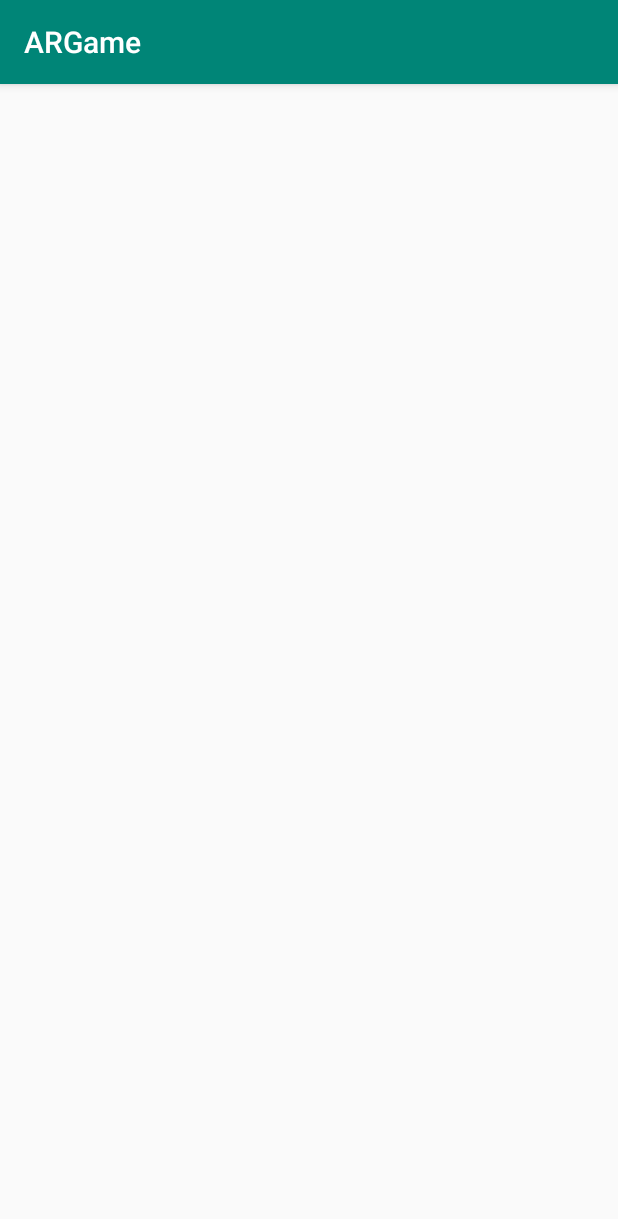
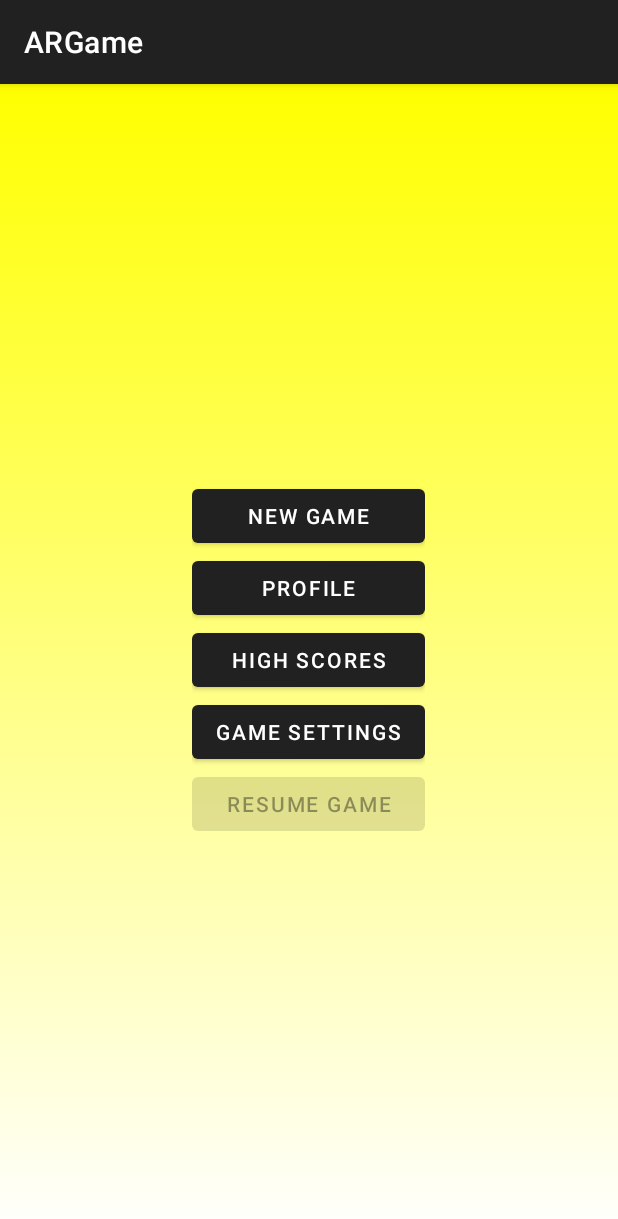
Before and after one commit to mkayyee/ARGame, an Android app: the screen it shows after launch (MainActivity), on a phone screen of 412 x 824 dp. Shown: the top 1219 px of the screen. Run offline under Robolectric (Android 15) with nearby library versions, the phone set to English and light mode, and no system bars.

Commit message:
Layout files for menu's, Fragment classes for Menu's, MenuController

```diff
--- a/app/build.gradle
+++ b/app/build.gradle
@@ -30,6 +30,7 @@ android {
 }
 
 dependencies {
+    implementation "com.google.android.material:material:1.2.0-alpha04"
     implementation fileTree(dir: 'libs', include: ['*.jar'])
     implementation"org.jetbrains.kotlin:kotlin-stdlib-jdk7:$kotlin_version"
     implementation 'androidx.appcompat:appcompat:1.1.0'
--- a/app/src/main/AndroidManifest.xml
+++ b/app/src/main/AndroidManifest.xml
@@ -14,7 +14,7 @@
         android:label="@string/app_name"
         android:roundIcon="@mipmap/ic_launcher_round"
         android:supportsRtl="true"
-        android:theme="@style/AppTheme">
+        android:theme="@style/Theme.MaterialComponents.Light.DarkActionBar">
         <activity android:name=".Activities.MainActivity">
             <intent-filter>
                 <action android:name="android.intent.action.MAIN" />
--- a/app/src/main/java/com/example/argame/Activities/MainActivity.kt
+++ b/app/src/main/java/com/example/argame/Activities/MainActivity.kt
@@ -2,14 +2,32 @@ package com.example.argame.Activities
 
 import androidx.appcompat.app.AppCompatActivity
 import android.os.Bundle
+import android.widget.Button
+import com.example.argame.Fragments.MenuFragmentController
+import com.example.argame.Interfaces.FragmentCallbackHandler
 import com.example.argame.R
 
-class MainActivity : AppCompatActivity() {
+class MainActivity : AppCompatActivity(), FragmentCallbackHandler {
+
+    private val menuFragController = MenuFragmentController()
 
     override fun onCreate(savedInstanceState: Bundle?) {
         super.onCreate(savedInstanceState)
         setContentView(R.layout.activity_main)
+        initMenuContainer()
+    }
 
+    private fun initMenuContainer() {
+        supportFragmentManager.beginTransaction()
+            .add(R.id.main_menu_container, menuFragController)
+            .addToBackStack(null)
+            .commit()
+    }
 
+    // This is a callback fired from every menu's buttons
+    override fun onButtonPressed(btn: Button) {
+        // The callback's are forwarded to MenuFragmentController,
+        // that handles all the logic for these events
+        menuFragController.onButtonPressed(btn)
     }
 }
--- /dev/null
+++ b/app/src/main/java/com/example/argame/Fragments/MainMenuFragment.kt
@@ -0,0 +1,47 @@
+package com.example.argame.Fragments
+
+import android.content.Context
+import android.os.Bundle
+import android.view.LayoutInflater
+import android.view.View
+import android.view.ViewGroup
+import android.widget.Button
+import androidx.core.view.children
+import androidx.fragment.app.Fragment
+import com.example.argame.Interfaces.FragmentCallbackHandler
+import com.example.argame.R
+import kotlinx.android.synthetic.main.menu_main.*
+
+class MainMenuFragment : Fragment() {
+
+    private var buttonCallback: FragmentCallbackHandler? = null
+
+    override fun onAttach(context: Context) {
+        super.onAttach(context)
+        buttonCallback = context as FragmentCallbackHandler
+    }
+
+    override fun onCreateView(
+        inflater: LayoutInflater,
+        container: ViewGroup?,
+        savedInstanceState: Bundle?
+    ): View? {
+        return layoutInflater.inflate(R.layout.menu_main, container, false)
+    }
+
+    override fun onViewCreated(view: View, savedInstanceState: Bundle?) {
+        super.onViewCreated(view, savedInstanceState)
+        setupButtonListeners()
+    }
+
+    private fun setupButtonListeners() {
+        val buttonContainer = main_menu_button_container
+        buttonContainer.children.forEach {
+            if (it is Button) {
+                it.setOnClickListener {
+                    buttonCallback!!.onButtonPressed(it as Button)
+                }
+            }
+        }
+    }
+}
--- /dev/null
+++ b/app/src/main/java/com/example/argame/Fragments/MenuFragmentController.kt
@@ -0,0 +1,64 @@
+package com.example.argame.Fragments
+
+import android.os.Bundle
+import android.util.Log
+import android.view.LayoutInflater
+import android.view.View
+import android.view.ViewGroup
+import android.widget.Button
+import androidx.fragment.app.Fragment
+import com.example.argame.Interfaces.FragmentCallbackHandler
+import com.example.argame.Model.Menu
+import com.example.argame.R
+
+/***
+ *  The class responsible for drawing all the menus over any activity.
+ *
+ *  Handles the logic for callbacks from menus attached to it.
+ */
+
+class MenuFragmentController : Fragment(), FragmentCallbackHandler {
+
+    private val mainMenuFrag = MainMenuFragment()
+    private val highscoresFrag = HighscoresFragment()
+    private val profileFrag = ProfileFragment()
+    private val settingsFrag = GameSettingsFragment()
+
+    override fun onCreateView(
+        inflater: LayoutInflater,
+        container: ViewGroup?,
+        savedInstanceState: Bundle?
+    ): View? {
+        return layoutInflater.inflate(R.layout.menu_container, container, false)
+    }
+
+    override fun onViewCreated(view: View, savedInstanceState: Bundle?) {
+        super.onViewCreated(view, savedInstanceState)
+        initMainMenu()
+    }
+
+    private fun initFragment(fragment: Fragment) {
+        fragmentManager!!.beginTransaction()
+            .replace(R.id.main_menu_container, fragment)
+            .addToBackStack(null)
+            .commit()
+    }
+
+    private fun initMainMenu() {
+        fragmentManager!!.beginTransaction()
+            .replace(R.id.main_menu_container, mainMenuFrag)
+            .addToBackStack(null)
+            .commit()
+    }
+
+    override fun onButtonPressed(btn: Button) {
+        when (btn.id) {
+            R.id.settings_button_back -> initMainMenu()
+            R.id.high_scores_button_back -> initMainMenu()
+            R.id.profile_button_back -> initMainMenu()
+            R.id.button_profile -> initFragment(profileFrag)
+            R.id.button_high_scores -> initFragment(highscoresFrag)
+            R.id.button_game_settings -> initFragment(settingsFrag)
+        }
+    }
+}
--- /dev/null
+++ b/app/src/main/java/com/example/argame/Interfaces/FragmentCallbackHandler.kt
@@ -0,0 +1,8 @@
+package com.example.argame.Interfaces
+
+import android.widget.Button
+
+interface FragmentCallbackHandler {
+
+    fun onButtonPressed(btn: Button)
+}
--- /dev/null
+++ b/app/src/main/res/drawable/gradient_theme_background.xml
@@ -0,0 +1,10 @@
+<shape xmlns:android="http://schemas.android.com/apk/res/android" android:shape="rectangle" >
+    <gradient
+        android:startColor="@color/colorThemeGradientStart"
+        android:endColor="@color/colorThemeGradientEnd"
+        android:angle="270"/>
+    <corners
+        android:radius="0dp"/>
+
+
+</shape>
--- a/app/src/main/res/layout/activity_main.xml
+++ b/app/src/main/res/layout/activity_main.xml
@@ -3,6 +3,7 @@
     xmlns:app="http://schemas.android.com/apk/res-auto"
     xmlns:tools="http://schemas.android.com/tools"
     android:layout_width="match_parent"
+    android:background="@drawable/gradient_theme_background"
     android:layout_height="match_parent"
     tools:context=".Activities.MainActivity">
 
--- /dev/null
+++ b/app/src/main/res/layout/menu_main.xml
@@ -0,0 +1,38 @@
+<?xml version="1.0" encoding="utf-8"?>
+<LinearLayout xmlns:android="http://schemas.android.com/apk/res/android"
+    android:id="@+id/main_menu_button_container"
+    android:orientation="vertical" android:layout_width="match_parent"
+    android:layout_height="match_parent">
+
+    <com.google.android.material.button.MaterialButton
+        android:id="@+id/button_new_game"
+        android:layout_width="match_parent"
+        android:layout_height="wrap_content"
+        android:text="@string/new_game"/>
+
+    <com.google.android.material.button.MaterialButton
+        android:id="@+id/button_profile"
+        android:layout_width="match_parent"
+        android:layout_height="wrap_content"
+        android:text="@string/profile"/>
+
+    <com.google.android.material.button.MaterialButton
+        android:id="@+id/button_high_scores"
+        android:layout_width="match_parent"
+        android:layout_height="wrap_content"
+        android:text="@string/high_scores"/>
+
+    <com.google.android.material.button.MaterialButton
+        android:id="@+id/button_game_settings"
+        android:layout_width="match_parent"
+        android:layout_height="wrap_content"
+        android:text="@string/game_settings"/>
+
+    <com.google.android.material.button.MaterialButton
+        android:id="@+id/button_resume_game"
+        android:layout_width="match_parent"
+        android:layout_height="wrap_content"
+        android:enabled="false"
+        android:text="@string/resume_game"/>
+
+</LinearLayout>
--- a/app/src/main/res/values/colors.xml
+++ b/app/src/main/res/values/colors.xml
@@ -3,4 +3,8 @@
     <color name="colorPrimary">#008577</color>
     <color name="colorPrimaryDark">#00574B</color>
     <color name="colorAccent">#D81B60</color>
+    <color name="colorButtonBackground">#12005e</color>
+    <color name="colorButtonText">#ffffff</color>
+    <color name="colorThemeGradientStart">#ffff00</color>
+    <color name="colorThemeGradientEnd">#ffffff</color>
 </resources>
--- a/app/src/main/res/values/strings.xml
+++ b/app/src/main/res/values/strings.xml
@@ -1,3 +1,14 @@
 <resources>
     <string name="app_name">ARGame</string>
+    <string name="new_game">New Game</string>
+    <string name="profile">Profile</string>
+    <string name="high_scores">High Scores</string>
+    <string name="game_settings">Game Settings</string>
+    <string name="resume_game">Resume Game</string>
+    <string name="disable_tips">Disable Tips</string>
+    <string name="back_button">Back</string>
+    <string name="default_username">Default username</string>
+    <string name="description_avatar">A player avatar</string>
+    <string name="games_played">Games played: </string>
+    <string name="highest_score">Highest score: </string>
 </resources>
--- a/app/src/main/res/values/styles.xml
+++ b/app/src/main/res/values/styles.xml
@@ -8,4 +8,10 @@
         <item name="colorAccent">@color/colorAccent</item>
     </style>
 
+    <style name="AppTheme.Button" parent="Widget.AppCompat.Button.Colored">
+        <item name="colorButtonNormal">@color/colorButtonBackground</item>
+        <item name="android:backgroundTint">@color/colorButtonBackground</item>
+        <item name="android:textColor">@color/colorButtonText</item>
+    </style>
+
 </resources>
```
Also changed, not shown: app/src/main/java/com/example/argame/Fragments/GameSettingsFragment.kt (added, +41 -0 lines), app/src/main/java/com/example/argame/Fragments/HighscoresFragment.kt (added, +41 -0 lines), app/src/main/java/com/example/argame/Fragments/ProfileFragment.kt (added, +41 -0 lines), app/src/main/java/com/example/argame/Model/Menu.kt (added, +8 -0 lines), app/src/main/res/layout/high_scores.xml (added, +30 -0 lines), app/src/main/res/layout/menu_container.xml (added, +16 -0 lines), app/src/main/res/layout/menu_settings.xml (added, +25 -0 lines), app/src/main/res/layout/profile.xml (added, +60 -0 lines).
